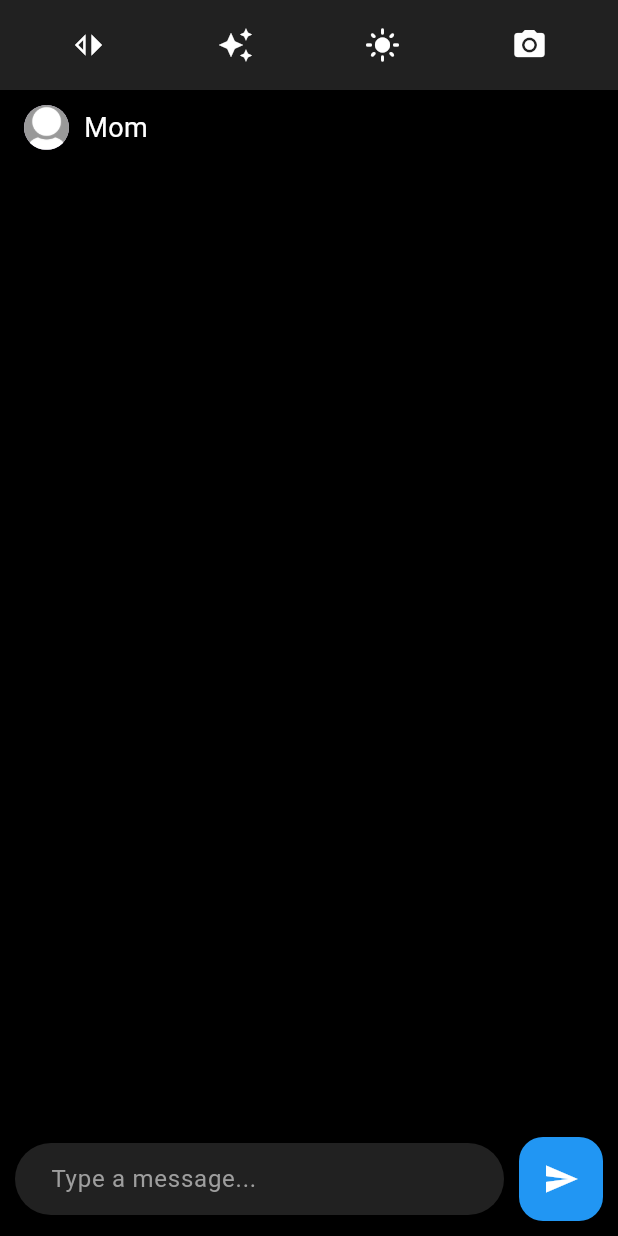
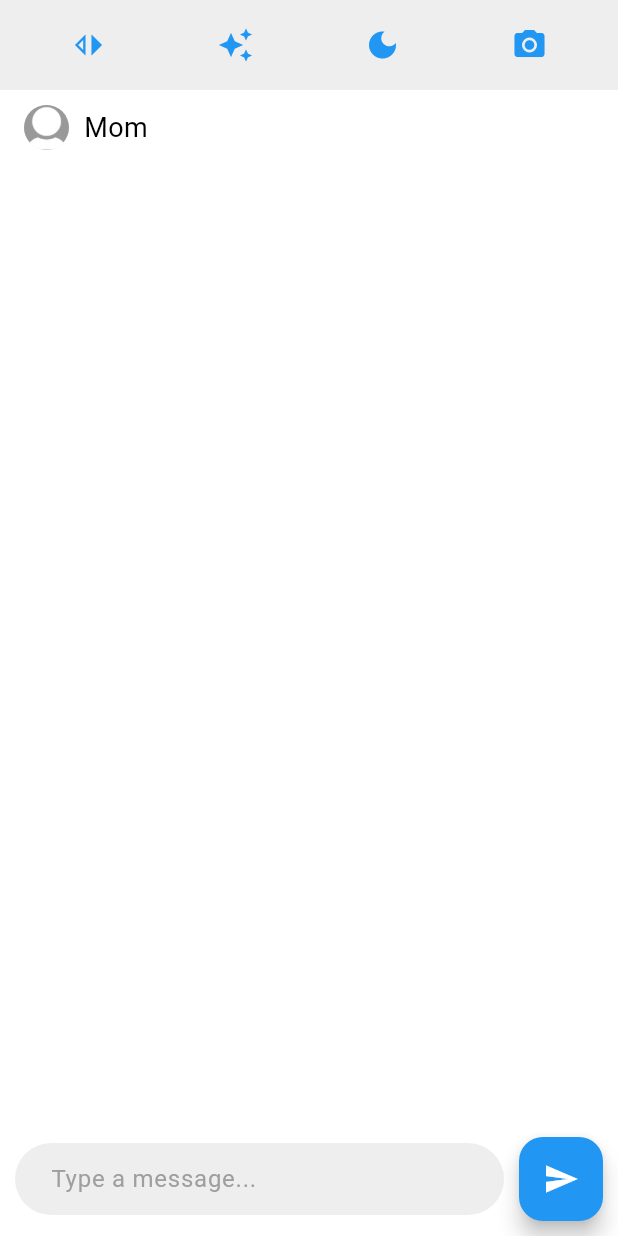
Before and after one commit to KrazeeCoder/scrapyardmar2025NiVi, a Flutter app: the screen it shows after launch, after a tap on the "light mode" icon, on a phone screen of 412 x 824 dp. Run offline on Flutter 3.47's test engine with Material 3 defaults, Android fonts, the phone set to English and light mode, and no system bars; drawn by our look-alikes of screenshot; our stand-ins replace google_generative_ai, share_plus.

Commit message:
Light and Dark mode added

```diff
--- a/lib/controlHeader.dart
+++ b/lib/controlHeader.dart
@@ -2,41 +2,47 @@ import 'package:flutter/material.dart';
 
 class ControlHeader extends StatelessWidget {
   final VoidCallback onScreenshotPressed;
+  final VoidCallback onThemePressed;
+  final bool isDarkMode;
 
   const ControlHeader({
     super.key,
     required this.onScreenshotPressed,
+    required this.onThemePressed,
+    required this.isDarkMode,
   });
 
   @override
   Widget build(BuildContext context) {
     return Container(
       height: 60,
-      color: Colors.grey[900],
+      color: isDarkMode ? Colors.grey[900] : Colors.grey[200],
       padding: const EdgeInsets.symmetric(horizontal: 10),
       child: Row(
         mainAxisAlignment: MainAxisAlignment.spaceAround,
         children: [
           IconButton(
-            icon: const Icon(Icons.switch_left, color: Colors.white),
+            icon: const Icon(Icons.switch_left, color: Colors.blue),
             onPressed: () {
               // Placeholder for switch functionality
             },
           ),
           IconButton(
-            icon: const Icon(Icons.auto_awesome, color: Colors.white),
+            icon: const Icon(Icons.auto_awesome, color: Colors.blue),
             onPressed: () {
               // Placeholder for AI functionality
             },
           ),
+          // Single IconButton for light/dark mode
           IconButton(
-            icon: const Icon(Icons.light_mode, color: Colors.white),
-            onPressed: () {
-              // Placeholder for light/dark mode functionality
-            },
+            icon: Icon(
+              isDarkMode ? Icons.light_mode : Icons.dark_mode,
+              color: Colors.blue,
+            ),
+            onPressed: onThemePressed,
           ),
           IconButton(
-            icon: const Icon(Icons.camera_alt, color: Colors.white),
+            icon: const Icon(Icons.camera_alt, color: Colors.blue),
             onPressed: onScreenshotPressed,
           ),
         ],
--- a/lib/fakeChatScreen.dart
+++ b/lib/fakeChatScreen.dart
@@ -26,6 +26,16 @@ class _FakeChatScreenState extends State<FakeChatScreen> {
   final TextEditingController textController = TextEditingController();
   List<Map<String, String>> messages = [];
 
+  // Track whether the app is in dark mode
+  bool isDarkMode = true;
+
+  // Function to toggle between light and dark mode
+  void toggleTheme() {
+    setState(() {
+      isDarkMode = !isDarkMode;
+    });
+  }
+
   void sendMessage(String text, bool isUser) {
     setState(() {
       messages.add({"text": text, "sender": isUser ? "user" : "parent"});
@@ -46,17 +56,25 @@ class _FakeChatScreenState extends State<FakeChatScreen> {
 
   @override
   Widget build(BuildContext context) {
+    // Define light and dark mode colors
+    final backgroundColor = isDarkMode ? Colors.black : Colors.white;
+    final textColor = isDarkMode ? Colors.white : Colors.black;
+    final chatBubbleColorUser = isDarkMode ? Colors.blue : Colors.blue[200];
+    final chatBubbleColorParent = isDarkMode ? Colors.grey[800] : Colors.grey[300];
+
     return Scaffold(
-      backgroundColor: Colors.black, // iMessage background
+      backgroundColor: backgroundColor, // Set background color based on theme
       body: Column(
         children: [
           // ControlHeader at the absolute top
           ControlHeader(
-            onScreenshotPressed: takeScreenshot, // Pass the method directly
+            onScreenshotPressed: takeScreenshot,
+            onThemePressed: toggleTheme, // Pass the theme toggle function
+            isDarkMode: isDarkMode, // Pass the current theme mode
           ),
           // Add the profile picture and "Mom" text here
           Container(
-            color: Colors.black,
+            color: backgroundColor,
             padding: const EdgeInsets.symmetric(vertical: 10, horizontal: 16),
             child: Row(
               children: [
@@ -67,7 +85,7 @@ class _FakeChatScreenState extends State<FakeChatScreen> {
                 const SizedBox(width: 10),
                 Text(
                   widget.parentName,
-                  style: const TextStyle(color: Colors.white, fontSize: 18),
+                  style: TextStyle(color: textColor, fontSize: 18),
                 ),
               ],
             ),
@@ -76,7 +94,7 @@ class _FakeChatScreenState extends State<FakeChatScreen> {
             child: Screenshot(
               controller: screenshotController,
               child: Container(
-                color: Colors.black,
+                color: backgroundColor,
                 padding: const EdgeInsets.all(10),
                 child: ListView.builder(
                   reverse: true,
@@ -87,6 +105,8 @@ class _FakeChatScreenState extends State<FakeChatScreen> {
                     return MessageWidget(
                       text: msg["text"]!,
                       isUser: isUser,
+                      bubbleColor: isUser ? chatBubbleColorUser : chatBubbleColorParent,
+                      textColor: textColor,
                     );
                   },
                 ),
@@ -95,18 +115,18 @@ class _FakeChatScreenState extends State<FakeChatScreen> {
           ),
           Container(
             padding: const EdgeInsets.all(10),
-            color: Colors.black,
+            color: backgroundColor,
             child: Row(
               children: [
                 Expanded(
                   child: TextField(
                     controller: textController,
-                    style: const TextStyle(color: Colors.white),
+                    style: TextStyle(color: textColor),
                     decoration: InputDecoration(
                       hintText: "Type a message...",
                       hintStyle: TextStyle(color: Colors.grey[500]),
                       filled: true,
-                      fillColor: Colors.grey[900],
+                      fillColor: isDarkMode ? Colors.grey[900] : Colors.grey[200],
                       border: OutlineInputBorder(
                         borderRadius: BorderRadius.circular(25),
                         borderSide: BorderSide.none,
--- a/lib/messageWidget.dart
+++ b/lib/messageWidget.dart
@@ -1,14 +1,17 @@
-// messageWidget.dart
 import 'package:flutter/material.dart';
 
 class MessageWidget extends StatelessWidget {
   final String text;
   final bool isUser;
+  final Color? bubbleColor;
+  final Color? textColor;
 
   const MessageWidget({
     super.key,
     required this.text,
     required this.isUser,
+    this.bubbleColor,
+    this.textColor,
   });
 
   @override
@@ -19,12 +22,12 @@ class MessageWidget extends StatelessWidget {
         margin: const EdgeInsets.symmetric(vertical: 4, horizontal: 10),
         padding: const EdgeInsets.symmetric(vertical: 10, horizontal: 15),
         decoration: BoxDecoration(
-          color: isUser ? Colors.blue : Colors.grey[800],
+          color: bubbleColor,
           borderRadius: BorderRadius.circular(18),
         ),
         child: Text(
           text,
-          style: const TextStyle(color: Colors.white, fontSize: 16),
+          style: TextStyle(color: textColor, fontSize: 16),
         ),
       ),
     );
```
